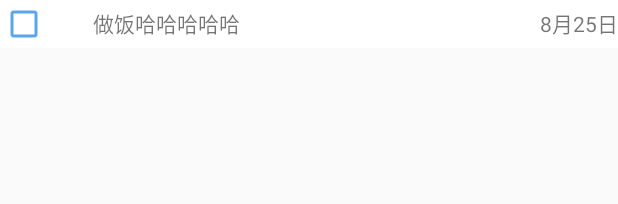
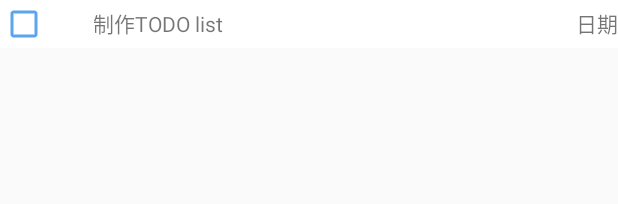
Before and after one commit to tutuchaoren22/TodoList, an Android app: the layout task_item.xml on its own in the app's theme, with its tools: preview values and no code run, on a phone screen of 412 x 824 dp. Shown: the top 204 px of the screen. Run offline under Robolectric (Android 15) with nearby library versions, the phone set to English and light mode, and no system bars.

Commit message:
[duyuqian] feat-2:add the Adapter of Task class to display the task in list view

```diff
--- a/app/src/main/res/layout/task_item.xml
+++ b/app/src/main/res/layout/task_item.xml
@@ -11,7 +11,7 @@
         android:layout_width="wrap_content"
         android:layout_height="wrap_content"
         android:orientation="vertical"
-        app:layout_constraintGuide_percent="0.15" />
+        app:layout_constraintGuide_percent="@dimen/vertical_bias_0.15" />
 
     <CheckBox
         android:id="@+id/item_checkbox"
@@ -28,25 +28,26 @@
         android:id="@+id/item_title"
         android:layout_width="0dp"
         android:layout_height="wrap_content"
-        android:text="做饭哈哈哈哈哈"
         app:layout_constraintBaseline_toBaselineOf="@id/item_checkbox"
         app:layout_constraintEnd_toEndOf="@id/home_title_right"
-        app:layout_constraintStart_toEndOf="@id/home_checkbox_right" />
+        app:layout_constraintStart_toEndOf="@id/home_checkbox_right"
+        tools:text="@string/todo_list_title" />
 
     <androidx.constraintlayout.widget.Guideline
         android:id="@+id/home_title_right"
         android:layout_width="wrap_content"
         android:layout_height="wrap_content"
         android:orientation="vertical"
-        app:layout_constraintGuide_percent="0.8" />
+        app:layout_constraintGuide_percent="@dimen/vertical_bias_0.8" />
 
     <TextView
+        android:id="@+id/item_date"
         android:layout_width="0dp"
         android:layout_height="wrap_content"
         android:gravity="end"
-        android:text="8月25日"
         app:layout_constraintBaseline_toBaselineOf="@id/item_checkbox"
         app:layout_constraintEnd_toEndOf="parent"
-        app:layout_constraintStart_toStartOf="@id/home_title_right" />
+        app:layout_constraintStart_toStartOf="@id/home_title_right"
+        tools:text="@string/default_date" />
 
 </androidx.constraintlayout.widget.ConstraintLayout>
--- a/app/src/main/res/values/dimens.xml
+++ b/app/src/main/res/values/dimens.xml
@@ -11,6 +11,7 @@
     <dimen name="text_margin">10dp</dimen>
     <dimen name="title_text_height">100dp</dimen>
     <dimen name="vertical_bias_1">0.1</dimen>
+    <dimen name="vertical_bias_0.15">0.15</dimen>
     <dimen name="vertical_bias_9">0.9</dimen>
     <dimen name="horizontal_bias_1">0.1</dimen>
     <dimen name="horizontal_bias_3">0.3</dimen>
```
Also changed, not shown: app/src/main/java/com/duyuqian/todolist/model/task/TaskAdapter.java (added, +58 -0 lines).
